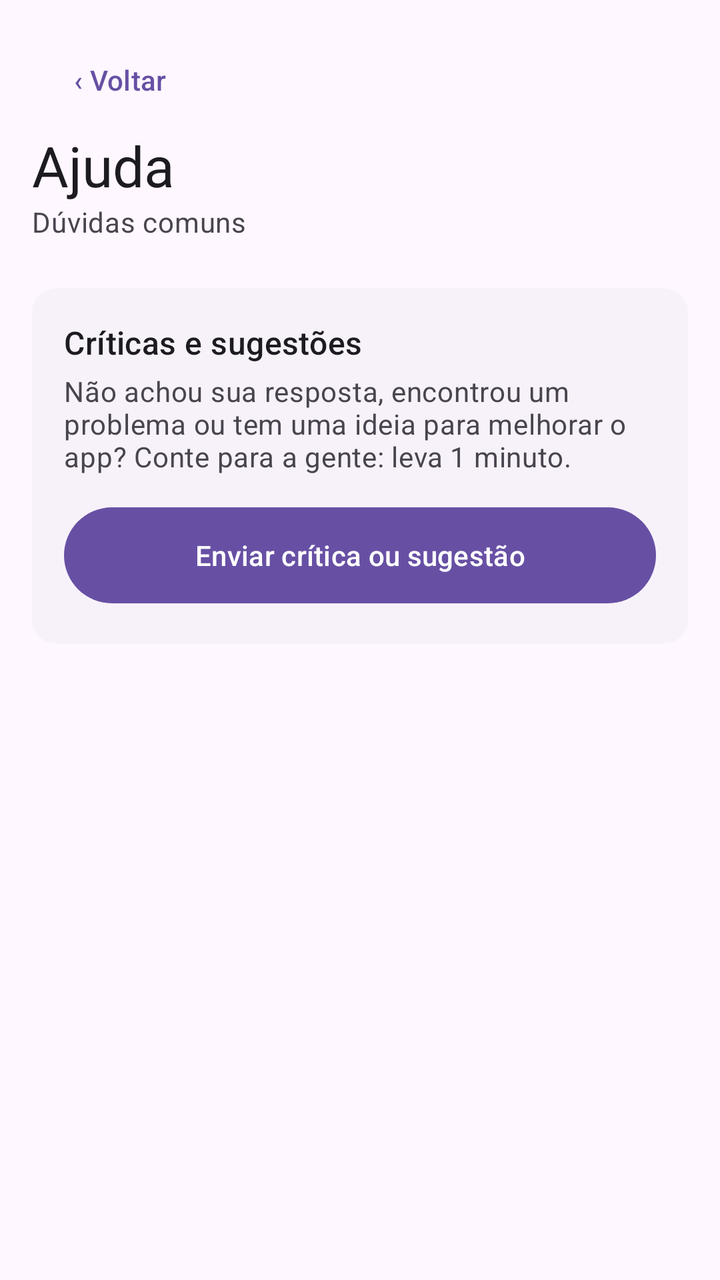
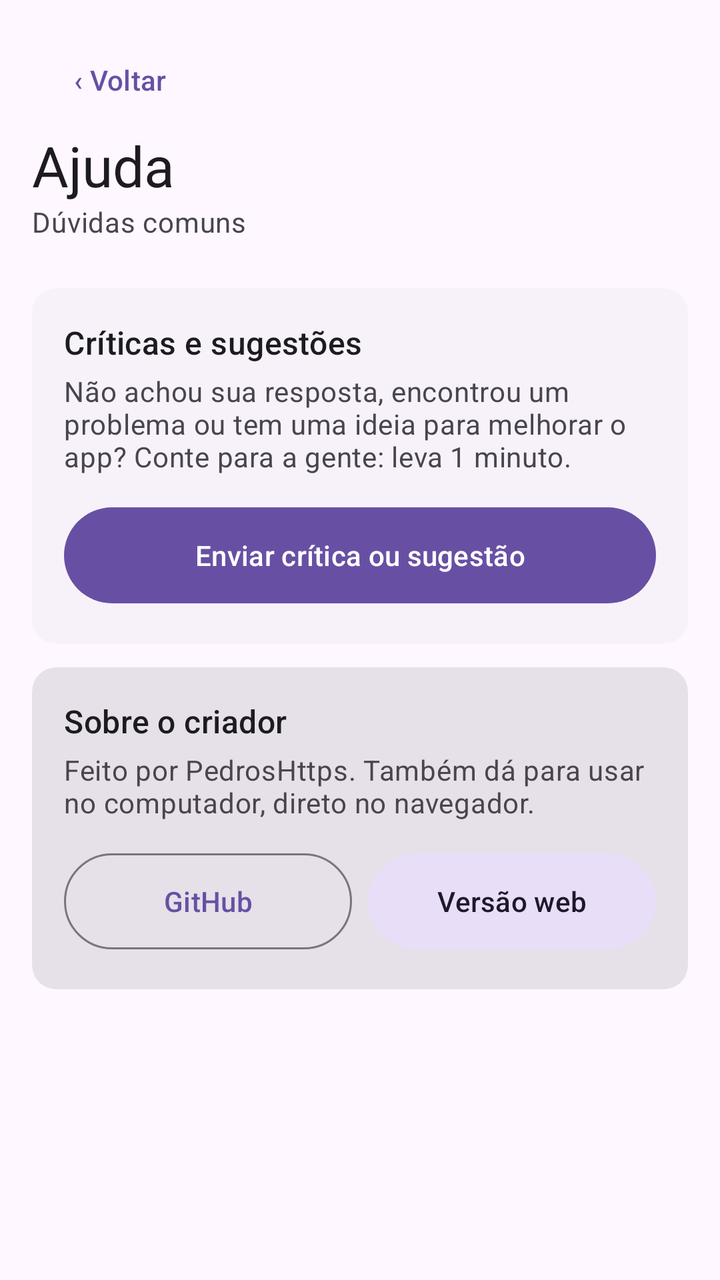

Before-and-after screenshots of an Android layout around one commit, followed by the original layout XML and the change that was made.
<!-- AndroidManifest.xml: application theme Theme.Redutor -->
<!-- res/layout/activity_help.xml -->
<?xml version="1.0" encoding="utf-8"?>
<ScrollView xmlns:android="http://schemas.android.com/apk/res/android"
    android:layout_width="match_parent"
    android:layout_height="match_parent"
    android:fitsSystemWindows="true">

    <LinearLayout
        android:id="@+id/content"
        android:layout_width="match_parent"
        android:layout_height="wrap_content"
        android:orientation="vertical"
        android:padding="16dp">

        <com.google.android.material.button.MaterialButton
            android:id="@+id/back"
            style="@style/Widget.Material3.Button.TextButton"
            android:layout_width="wrap_content"
            android:layout_height="wrap_content"
            android:text="‹ Voltar" />

        <TextView
            android:layout_width="wrap_content"
            android:layout_height="wrap_content"
            android:text="Ajuda"
            android:textAppearance="?attr/textAppearanceHeadlineMedium" />

        <TextView
            android:layout_width="wrap_content"
            android:layout_height="wrap_content"
            android:text="Dúvidas comuns"
            android:textAppearance="?attr/textAppearanceBodyMedium"
            android:textColor="?attr/colorOnSurfaceVariant" />

        <LinearLayout
            android:id="@+id/faq"
            android:layout_width="match_parent"
            android:layout_height="wrap_content"
            android:layout_marginTop="8dp"
            android:orientation="vertical" />

        <com.google.android.material.card.MaterialCardView
            style="?attr/materialCardViewElevatedStyle"
            android:layout_width="match_parent"
            android:layout_height="wrap_content"
            android:layout_marginTop="16dp">

            <LinearLayout
                android:layout_width="match_parent"
                android:layout_height="wrap_content"
                android:orientation="vertical"
                android:padding="16dp">

                <TextView
                    android:layout_width="wrap_content"
                    android:layout_height="wrap_content"
                    android:text="Críticas e sugestões"
                    android:textAppearance="?attr/textAppearanceTitleMedium" />

                <TextView
                    android:layout_width="match_parent"
                    android:layout_height="wrap_content"
                    android:layout_marginTop="4dp"
                    android:text="Não achou sua resposta, encontrou um problema ou tem uma ideia para melhorar o app? Conte para a gente: leva 1 minuto."
                    android:textAppearance="?attr/textAppearanceBodyMedium"
                    android:textColor="?attr/colorOnSurfaceVariant" />

                <com.google.android.material.button.MaterialButton
                    android:id="@+id/feedback"
                    android:layout_width="match_parent"
                    android:layout_height="56dp"
                    android:layout_marginTop="12dp"
                    android:text="Enviar crítica ou sugestão" />
            </LinearLayout>
        </com.google.android.material.card.MaterialCardView>

        <TextView
            android:id="@+id/version"
            android:layout_width="match_parent"
            android:layout_height="wrap_content"
            android:layout_marginTop="16dp"
            android:gravity="center"
            android:textAppearance="?attr/textAppearanceBodySmall"
            android:textColor="?attr/colorOnSurfaceVariant" />
    </LinearLayout>
</ScrollView>
<!-- resources referenced by this layout -->
<resources>
  <style name="Theme.Redutor" parent="Theme.Material3.DayNight.NoActionBar">
          <item name="android:statusBarColor">?attr/colorSurface</item>
          <item name="android:navigationBarColor">?attr/colorSurface</item>
          <item name="android:windowLightStatusBar">true</item>
          <item name="android:windowLightNavigationBar">true</item>
          
          <item name="android:windowOptOutEdgeToEdgeEnforcement">true</item>
      </style>
</resources>

<!-- the commit's change to res/layout/activity_help.xml (unified diff, before → after) -->
@@ -73,6 +73,58 @@
             </LinearLayout>
         </com.google.android.material.card.MaterialCardView>
 
+        <com.google.android.material.card.MaterialCardView
+            style="?attr/materialCardViewFilledStyle"
+            android:layout_width="match_parent"
+            android:layout_height="wrap_content"
+            android:layout_marginTop="12dp">
+
+            <LinearLayout
+                android:layout_width="match_parent"
+                android:layout_height="wrap_content"
+                android:orientation="vertical"
+                android:padding="16dp">
+
+                <TextView
+                    android:layout_width="wrap_content"
+                    android:layout_height="wrap_content"
+                    android:text="Sobre o criador"
+                    android:textAppearance="?attr/textAppearanceTitleMedium" />
+
+                <TextView
+                    android:layout_width="match_parent"
+                    android:layout_height="wrap_content"
+                    android:layout_marginTop="4dp"
+                    android:text="Feito por PedrosHttps. Também dá para usar no computador, direto no navegador."
+                    android:textAppearance="?attr/textAppearanceBodyMedium"
+                    android:textColor="?attr/colorOnSurfaceVariant" />
+
+                <LinearLayout
+                    android:layout_width="match_parent"
+                    android:layout_height="wrap_content"
+                    android:layout_marginTop="12dp"
+                    android:orientation="horizontal">
+
+                    <com.google.android.material.button.MaterialButton
+                        android:id="@+id/github"
+                        style="@style/Widget.Material3.Button.OutlinedButton"
+                        android:layout_width="0dp"
+                        android:layout_height="56dp"
+                        android:layout_weight="1"
+                        android:text="GitHub" />
+
+                    <com.google.android.material.button.MaterialButton
+                        android:id="@+id/web"
+                        style="@style/Widget.Material3.Button.TonalButton"
+                        android:layout_width="0dp"
+                        android:layout_height="56dp"
+                        android:layout_marginStart="8dp"
+                        android:layout_weight="1"
+                        android:text="Versão web" />
+                </LinearLayout>
+            </LinearLayout>
+        </com.google.android.material.card.MaterialCardView>
+
         <TextView
             android:id="@+id/version"
             android:layout_width="match_parent"
